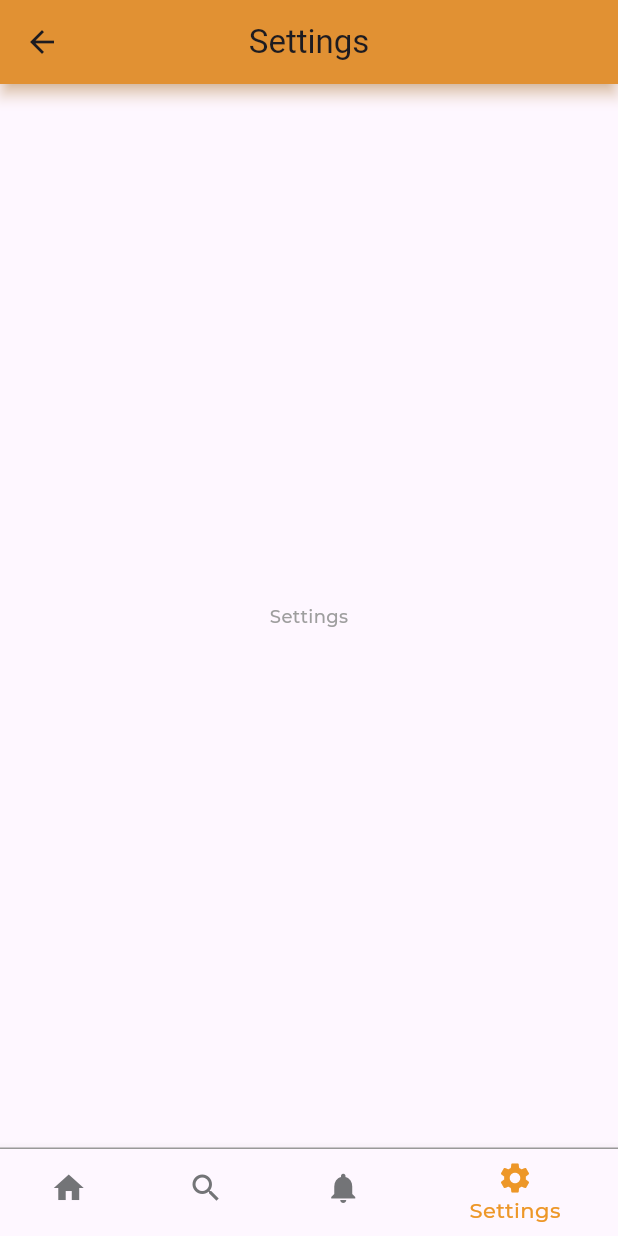
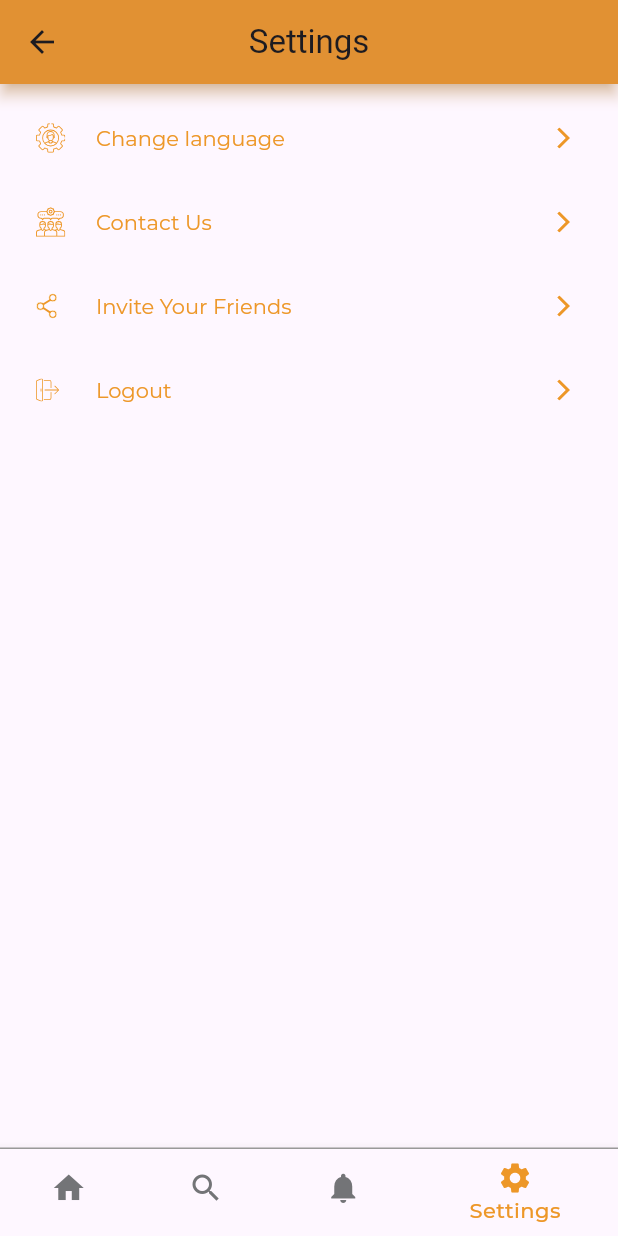
Before and after one commit to dravya08/flutter_clean_with_mvvm, a Flutter app: the MainView screen opened by its route, item 4 of the bottom bar chosen, on a phone screen of 412 x 824 dp. Run offline on Flutter 3.47's test engine with Material 3 defaults, Android fonts, the light colour scheme and no system bars; our stand-ins replace carousel_slider, country_code_picker, dartz, device_info_plus, dio, flutter_svg and 10 more; missing offline and left inert: dart:ffi; accounts and stored records are empty; generated files the repository leaves out were written again; network calls fail; project files that could hold a hidden picture were left out.

Commit message:
lecture 169

```diff
--- a/lib/presentation/main/settings_page.dart
+++ b/lib/presentation/main/settings_page.dart
@@ -1,19 +1,60 @@
 import 'package:flutter/material.dart';
+import 'package:flutter_svg/svg.dart';
 
+import '../resources/assets_manager.dart';
 import '../resources/strings_manager.dart';
+import '../resources/values_manager.dart';
 
 class SettingsPage extends StatefulWidget {
-  const SettingsPage({super.key});
+  const SettingsPage({Key? key}) : super(key: key);
 
   @override
-  State<SettingsPage> createState() => _SettingsPageState();
+  _SettingsPageState createState() => _SettingsPageState();
 }
 
 class _SettingsPageState extends State<SettingsPage> {
   @override
   Widget build(BuildContext context) {
-    return const Center(
-      child: Text(AppStrings.settings),
+    return ListView(
+      padding: EdgeInsets.all(AppPadding.p8),
+      children: [
+        ListTile(
+          title: Text(
+            AppStrings.changeLanguage,
+            style: Theme.of(context).textTheme.headlineMedium,
+          ),
+          leading: SvgPicture.asset(ImageAssets.changeLangIc),
+          trailing: SvgPicture.asset(ImageAssets.settingsRightArrowIc),
+          onTap: () {},
+        ),
+        ListTile(
+          title: Text(
+            AppStrings.contactUs,
+            style: Theme.of(context).textTheme.headlineMedium,
+          ),
+          leading: SvgPicture.asset(ImageAssets.contactUsIc),
+          trailing: SvgPicture.asset(ImageAssets.settingsRightArrowIc),
+          onTap: () {},
+        ),
+        ListTile(
+          title: Text(
+            AppStrings.inviteYourFriends,
+            style: Theme.of(context).textTheme.headlineMedium,
+          ),
+          leading: SvgPicture.asset(ImageAssets.inviteFriendsIc),
+          trailing: SvgPicture.asset(ImageAssets.settingsRightArrowIc),
+          onTap: () {},
+        ),
+        ListTile(
+          title: Text(
+            AppStrings.logout,
+            style: Theme.of(context).textTheme.headlineMedium,
+          ),
+          leading: SvgPicture.asset(ImageAssets.logoutIc),
+          trailing: SvgPicture.asset(ImageAssets.settingsRightArrowIc),
+          onTap: () {},
+        )
+      ],
     );
   }
 }
--- a/lib/presentation/resources/assets_manager.dart
+++ b/lib/presentation/resources/assets_manager.dart
@@ -12,6 +12,12 @@ class ImageAssets {
   static const String rightarrowIc = "$IMAGE_PATH/right_arrow_ic.svg";
   static const String solidCircleIc = "$IMAGE_PATH/solid_circle_ic.svg";
   static const String photoCameraIc = "$IMAGE_PATH/photo_camera_ic.svg";
+  static const String settingsRightArrowIc =
+      "$IMAGE_PATH/settings_right_arrow_ic.svg";
+  static const String changeLangIc = "$IMAGE_PATH/change_lang_ic.svg";
+  static const String contactUsIc = "$IMAGE_PATH/contact_us_ic.svg";
+  static const String inviteFriendsIc = "$IMAGE_PATH/invite_friends_ic.svg";
+  static const String logoutIc = "$IMAGE_PATH/logout_ic.svg";
 }
 
 class JsonAssets {
--- a/lib/presentation/resources/strings_manager.dart
+++ b/lib/presentation/resources/strings_manager.dart
@@ -46,4 +46,9 @@ class AppStrings {
   static const String details = "Details";
   static const String about = "About Store";
   static const String storeDetails = "Store details";
+
+  static const String changeLanguage = "Change language";
+  static const String contactUs = "Contact Us";
+  static const String inviteYourFriends = "Invite Your Friends";
+  static const String logout = "Logout";
 }
--- a/lib/presentation/resources/theme_manager.dart
+++ b/lib/presentation/resources/theme_manager.dart
@@ -46,6 +46,10 @@ ThemeData getApplicationTheme() {
 
       // Text theme
       textTheme: TextTheme(
+          displaySmall:
+              getBoldStyle(color: ColorManager.primary, fontSize: FontSize.s16),
+          headlineMedium: getRegularStyle(
+              color: ColorManager.primary, fontSize: FontSize.s14),
           displayLarge: getSemiBoldStyle(
               color: ColorManager.darkGrey, fontSize: FontSize.s16),
           displayMedium: getRegularStyle(
@@ -54,8 +58,6 @@ ThemeData getApplicationTheme() {
               color: ColorManager.primary, fontSize: FontSize.s14),
           bodySmall: getRegularStyle(color: ColorManager.grey1),
           bodyMedium: getMediumStyle(color: ColorManager.lightGrey),
-          displaySmall:
-              getBoldStyle(color: ColorManager.primary, fontSize: FontSize.s16),
           bodyLarge: getRegularStyle(color: ColorManager.grey)),
       // input decoration theme (text form field)
 
```
